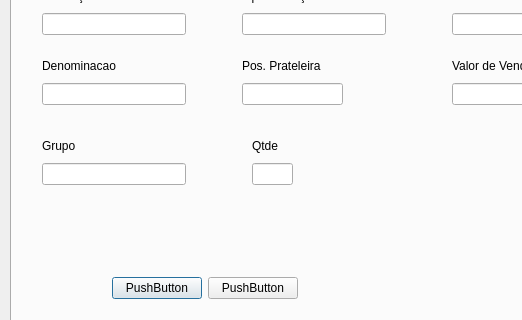
Above: frm_gestaoesotque.ui from ustop0/TCC before the change; both pictures show x 0 to 522 and y 81 to 401 of the 691 by 509 pixel window. Below: the same form after it.
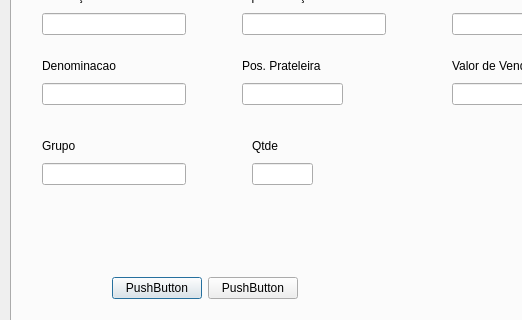
That is the form after the change.

What changed in the file:
```diff
--- a/frm_gestaoesotque.ui
+++ b/frm_gestaoesotque.ui
@@ -175,7 +175,7 @@
       <rect>
        <x>240</x>
        <y>180</y>
-       <width>41</width>
+       <width>61</width>
        <height>50</height>
       </rect>
      </property>
```
Left out of the diff: 2 changed lines with no effect on the pictures.
